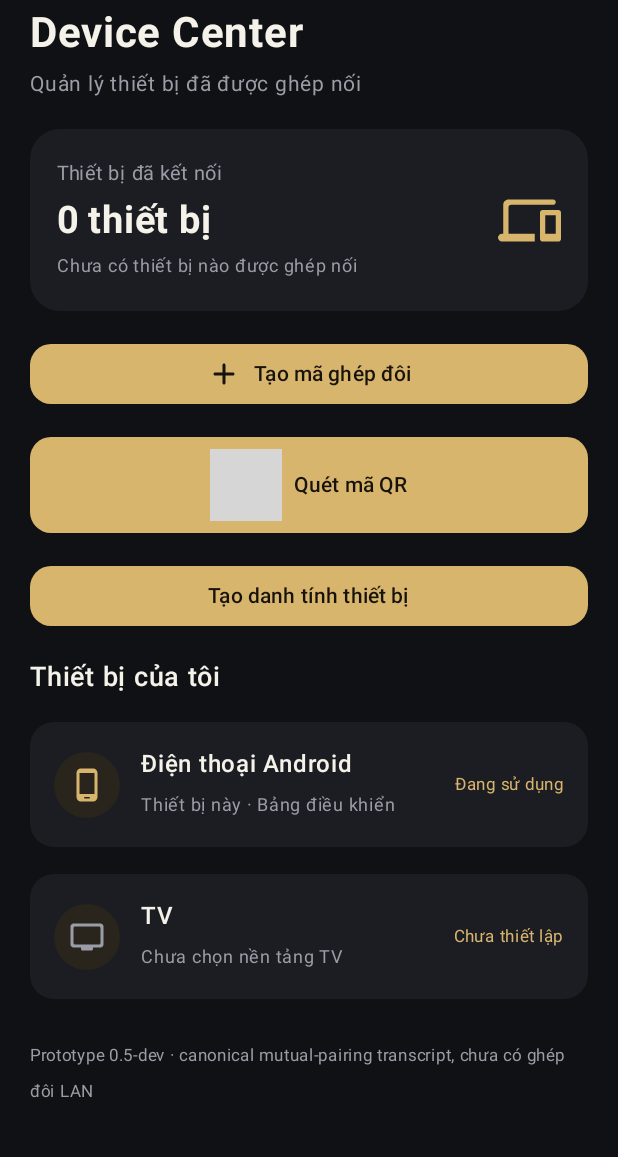
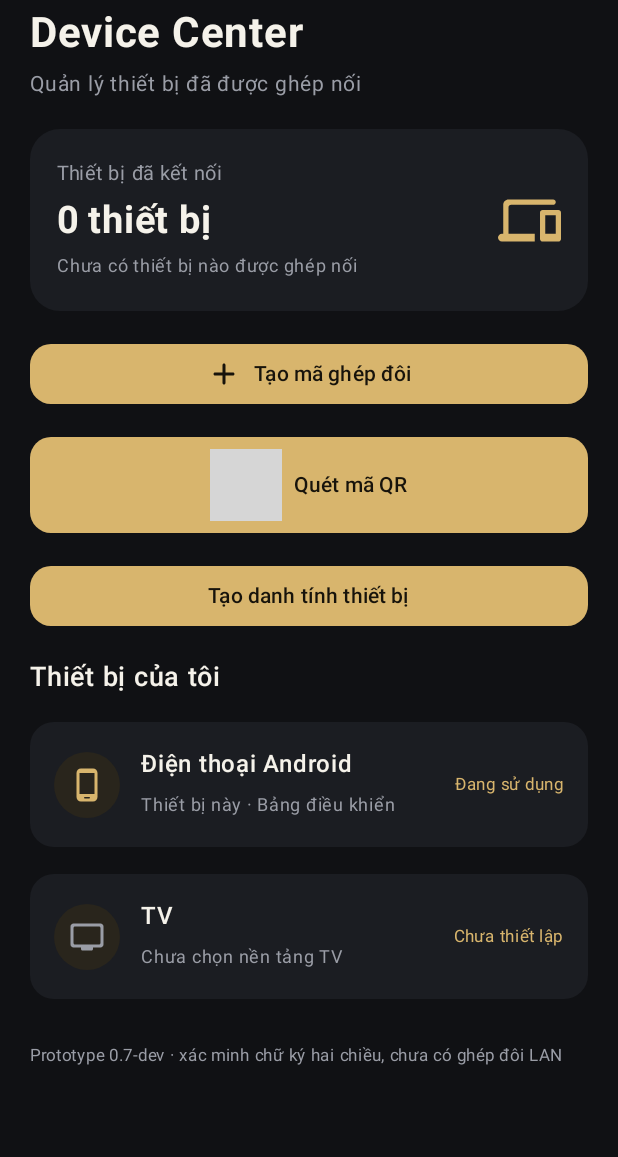
Before and after one commit to dea78799-dotcom/SYNTRA-Ecosystem, an Android app built with Jetpack Compose: the screen it shows after launch (MainActivity), on a phone screen of 412 x 824 dp, the part 72-1229 px from its top. Run offline under Robolectric (Android 15) with nearby library versions, the phone set to English and light mode, and no system bars; libraries missing offline, so code that uses them is left out: com.google.mlkit.vision; 1 statement that could not run was skipped; grey boxes are pictures that could not be loaded.

Commit message:
Update NEXUS prototype version label

```diff
--- a/projects/syntra-nexus/app/src/main/java/com/syntra/nexus/MainActivity.kt
+++ b/projects/syntra-nexus/app/src/main/java/com/syntra/nexus/MainActivity.kt
@@ -244,7 +244,7 @@ private fun NexusDashboard() {
 
             item {
                 Text(
-                    text = "Prototype 0.5-dev · canonical mutual-pairing transcript, chưa có ghép đôi LAN",
+                    text = "Prototype 0.7-dev · xác minh chữ ký hai chiều, chưa có ghép đôi LAN",
                     color = NexusMuted,
                     fontSize = 11.sp,
                     modifier = Modifier.padding(top = 8.dp, bottom = 12.dp)
```
